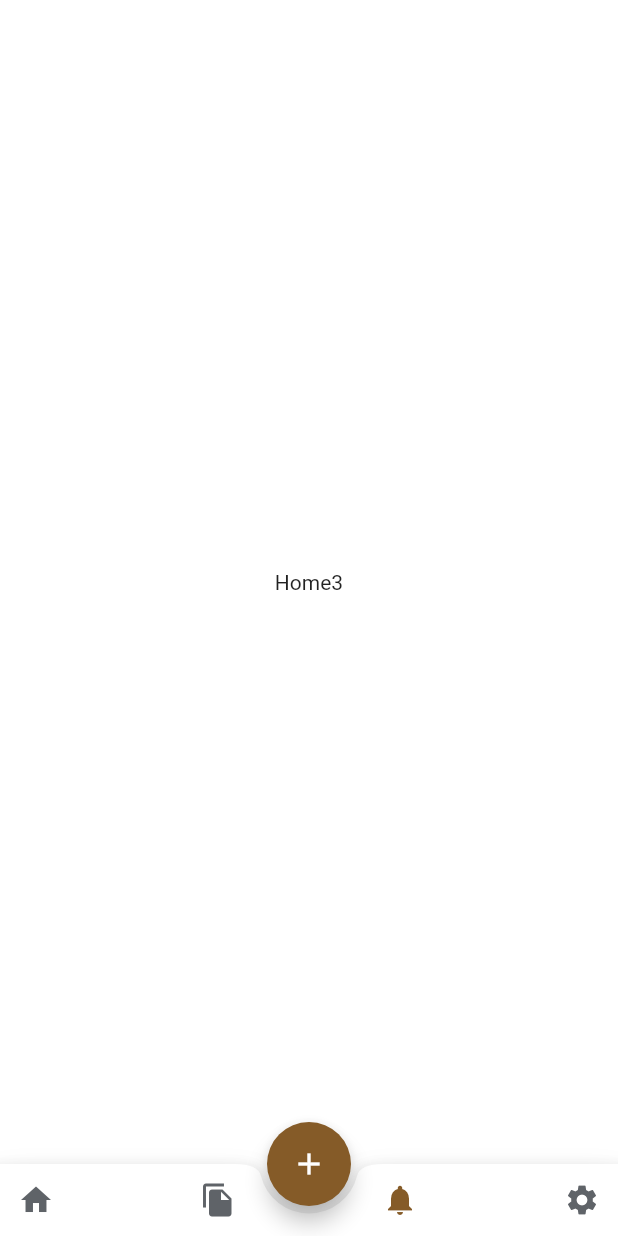
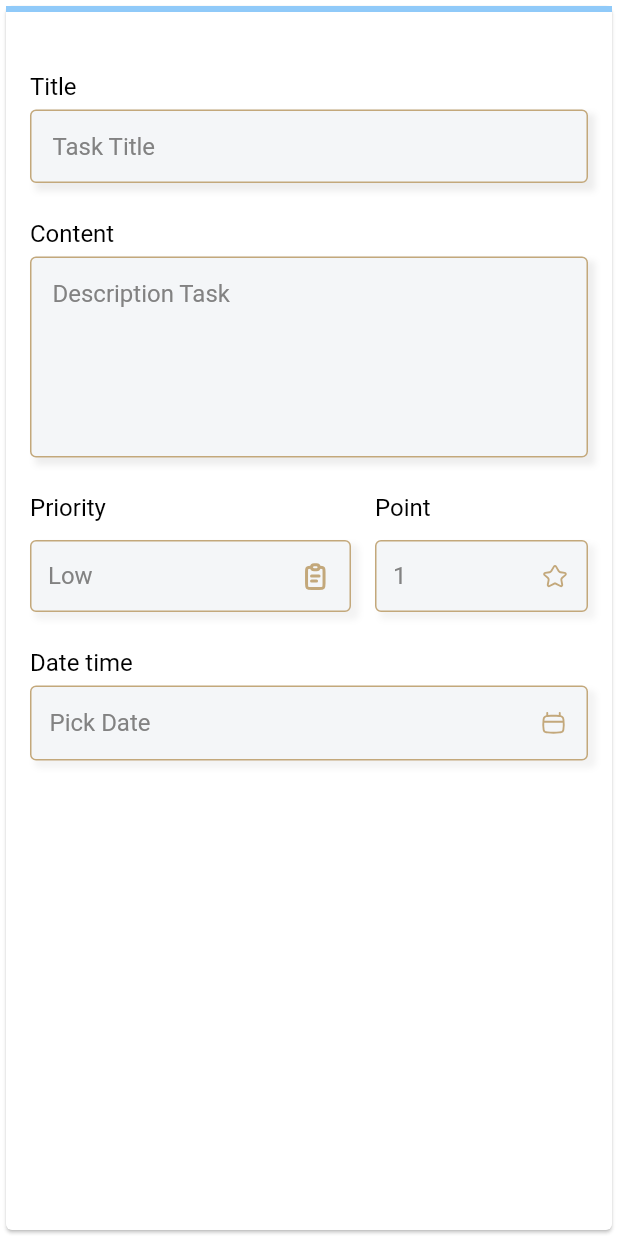
Before and after one commit to nghevabe/TodoApp, a Flutter app: the screen it shows after launch, item 3 of the bottom bar chosen, after a tap on the "add" icon, on a phone screen of 412 x 824 dp. Run offline on Flutter 3.47's test engine with Material 2 defaults, Android fonts, the phone set to English and light mode, and no system bars; our stand-ins replace flutter_svg, get, hexcolor, shared_preferences.

Commit message:
Create Add Task UI

```diff
--- a/lib/router/route_name.dart
+++ b/lib/router/route_name.dart
@@ -3,4 +3,5 @@ class AppRouteName {
   static String home = '/home';
   static String detail = '/detail';
   static String main = '/main';
+  static String add = '/add';
 }
--- /dev/null
+++ b/lib/ui/add/add_task_binding.dart
@@ -0,0 +1,10 @@
+import 'package:get/get.dart';
+import 'add_task_controller.dart';
+
+class AddTaskBinding extends Bindings {
+  @override
+  void dependencies() {
+    Get.lazyPut(() => AddTaskController());
+  }
+
+}
--- /dev/null
+++ b/lib/ui/add/add_task_controller.dart
@@ -0,0 +1,14 @@
+import 'package:get/get.dart';
+
+import '../../base_view/base_controller.dart';
+
+class AddTaskController extends BaseController {
+
+  @override
+  void onInit() {
+    // TODO: implement onInit
+    super.onInit();
+  }
+
+
+}
--- /dev/null
+++ b/lib/ui/add/add_task_view.dart
@@ -0,0 +1,368 @@
+import 'package:flutter/material.dart';
+import 'package:intl/intl.dart';
+import '../../base_view/base_view.dart';
+import 'package:flutter_svg/flutter_svg.dart';
+import 'package:hexcolor/hexcolor.dart';
+import 'add_task_controller.dart';
+
+class AddTaskView extends BaseView<AddTaskController> {
+  TextEditingController dateInput = TextEditingController();
+  @override
+  Widget build(BuildContext context) {
+    return _addTaskBody(controller, context);
+  }
+
+  Widget _addTaskBody(AddTaskController controller, BuildContext context) {
+    return Card(
+      child: _addTaskForm(context),
+    );
+  }
+
+  Widget _addTaskForm(BuildContext context) {
+    return Form(
+      child: Column(
+        children: [
+          // LinearProgressIndicator(value: _formProgress),
+          LinearProgressIndicator(value: 0),
+          SizedBox(height: 40),
+          Container(
+            alignment: Alignment.centerLeft,
+            margin: EdgeInsets.only(left: 16.0),
+            child: const Text("Title",
+                style: TextStyle(
+                  fontSize: 16.0,
+                  color: Colors.black,
+                )),
+          ),
+          SizedBox(height: 6),
+          Container(
+            decoration: BoxDecoration(
+              boxShadow: [
+                BoxShadow(
+                  color: HexColor("#C4C4C4").withOpacity(0.3), //color of shadow
+                  spreadRadius: 1.0, //spread radius
+                  blurRadius: 3, // blur radius
+                  offset: const Offset(4, 4), // changes position of shadow
+                ),
+              ],
+            ),
+            margin: EdgeInsets.only(left: 16, right: 16),
+            child: TextField(
+              decoration: InputDecoration(
+                  hintText: 'Task Title',
+                  filled: true,
+                  fillColor: HexColor("#F4F6F8"),
+                  hintStyle: TextStyle(fontSize: 16.0, color: HexColor("#828282")),
+                  contentPadding: const EdgeInsets.all(15),
+                  enabledBorder:  OutlineInputBorder(
+                    // width: 0.0 produces a thin "hairline" border
+                    borderSide:  BorderSide(color: HexColor("#C3A87B"), width: 1.0),
+                  ),
+                  border: OutlineInputBorder(
+                      borderRadius: BorderRadius.circular(4))),
+              onChanged: (value) {
+                // do something
+              },
+            ),
+          ),
+
+          Container(
+            alignment: Alignment.centerLeft,
+            margin: EdgeInsets.only(left: 16.0,top: 24.0),
+            child: const Text("Content",
+                style: TextStyle(
+                  fontSize: 16.0,
+                  color: Colors.black,
+                )),
+          ),
+
+          SizedBox(height: 6),
+
+          Container(
+            decoration: BoxDecoration(
+              boxShadow: [
+                BoxShadow(
+                  color: HexColor("#C4C4C4").withOpacity(0.3), //color of shadow
+                  spreadRadius: 1.0, //spread radius
+                  blurRadius: 3, // blur radius
+                  offset: const Offset(4, 4), // changes position of shadow
+                ),
+              ],
+            ),
+            margin: EdgeInsets.only(left: 16, right: 16),
+            child: TextField(
+              textAlignVertical: TextAlignVertical.top,
+              keyboardType: TextInputType.multiline,
+              minLines: 1, // <-- SEE HERE
+              maxLines: 5,
+              decoration: InputDecoration(
+                  hintText: 'Description Task',
+                  filled: true,
+                  fillColor: HexColor("#F4F6F8"),
+                  hintStyle: TextStyle(fontSize: 16.0, color: HexColor("#828282")),
+                  contentPadding: const EdgeInsets.only(left: 15, top: 15, right: 15, bottom: 100),
+                  enabledBorder: OutlineInputBorder(
+                    // width: 0.0 produces a thin "hairline" border
+                    borderSide: BorderSide(color: HexColor("#C3A87B"), width: 1.0),
+                  ),
+                  border: OutlineInputBorder(
+                      borderRadius: BorderRadius.circular(4))),
+              onChanged: (value) {
+                // do something
+              },
+            ),
+          ),
+          Row(
+            children: [
+
+              // PriorityPicker Widget
+              Column(
+                mainAxisAlignment: MainAxisAlignment.start,
+                crossAxisAlignment: CrossAxisAlignment.start,
+                children: [
+                  Container(
+                    alignment: Alignment.centerLeft,
+                    margin: EdgeInsets.only(left: 16.0, top: 24.0),
+                    child: const Text("Priority",
+                        style: TextStyle(
+                          fontSize: 16.0,
+                          color: Colors.black,
+                        )),
+                  ),
+                  SizedBox(height: 12),
+                  Container(
+                      alignment: Alignment.centerLeft,
+                      margin: EdgeInsets.only(left: 16.0),
+                      child: DecoratedBox(
+
+                          decoration: BoxDecoration(
+                            color: HexColor("#F4F6F8"),
+                            //background color of dropdown button
+                            border: Border.all(color: HexColor("#C3A87B"), width: 1),
+                            //border of dropdown button
+                            borderRadius: BorderRadius.circular(
+                                4), //border raiuds of dropdown button
+                            boxShadow: [
+                              BoxShadow(
+                                color: HexColor("#C4C4C4").withOpacity(0.2), //color of shadow
+                                spreadRadius: 1.0, //spread radius
+                                blurRadius: 3, // blur radius
+                                offset: const Offset(4, 4), // changes position of shadow
+                              ),
+                            ],
+                          ),
+                          child: Container(
+
+                              width: 214,
+                              padding: EdgeInsets.only(left: 12),
+                              child: DropdownButton(
+                                underline: SizedBox(),
+                                value: "Low",
+                                items: const [
+                                  //add items in the dropdown
+                                  DropdownMenuItem(child: Text("Low"), value: "Low"),
+                                  DropdownMenuItem(
+                                      child: Text("Medium"), value: "Medium"),
+                                  DropdownMenuItem(child: Text("High"), value: "High"),
+                                ],
+                                onChanged: (value) {
+                                  //get value when changed
+                                  print("You selected $value");
+                                },
+                                icon: Container(
+                                  //Icon at tail, arrow bott
+                                    width: 130,
+                                    alignment: Alignment.centerRight,
+                                    child: SvgPicture.asset(
+                                      'assets/ic_task.svg',
+                                      color: HexColor("#C3A87B"),
+                                    )),
+                                iconEnabledColor: HexColor("#C3A87B"),
+                                //Icon color
+                                style: TextStyle(
+                                  //te
+                                    color: HexColor("#828282"), //Font color
+                                    fontSize: 16 //font size on dropdown button
+                                ),
+                                dropdownColor:
+                                HexColor("#855B28"), //dropdown background color
+                              ))))
+                ],
+              ),
+
+              SizedBox(width: 16),
+
+              // PointPicker Widget
+              Expanded(
+                  child: Column(
+                    children: [
+                      Container(
+                        alignment: Alignment.centerLeft,
+                        margin: EdgeInsets.only(top: 24.0),
+                        child: const Text("Point",
+                            style: TextStyle(
+                              fontSize: 16.0,
+                              color: Colors.black,
+                            )),
+                      ),
+                      SizedBox(height: 12),
+                      Container(
+                        decoration: BoxDecoration(
+                          boxShadow: [
+                            BoxShadow(
+                              color: HexColor("#C4C4C4").withOpacity(0.2),
+                              //color of shadow
+                              spreadRadius: 1.0,
+                              //spread radius
+                              blurRadius: 3,
+                              // blur radius
+                              offset: const Offset(4, 4), // changes position of shadow
+                            ),
+                          ],
+                        ),
+                        margin: EdgeInsets.only(right: 16.0),
+                        child: DecoratedBox(
+                            decoration: BoxDecoration(
+                              color: HexColor("#F4F6F8"),
+                              //background color of dropdown button
+                              border: Border.all(color: HexColor("#C3A87B"), width: 1),
+                              //border of dropdown button
+                              borderRadius: BorderRadius.circular(4),
+                              //border raiuds of dropdown button
+                            ),
+                            child: Container(
+                                padding: EdgeInsets.only(left: 12, right: 12),
+                                child: DropdownButton(
+                                  underline: SizedBox(),
+                                  value: "1",
+                                  items: [
+                                    //add items in the dropdown
+                                    DropdownMenuItem(child: Text("1"), value: "1"),
+
+                                    DropdownMenuItem(child: Text("2"), value: "2"),
+
+                                    DropdownMenuItem(child: Text("3"), value: "3"),
+                                  ],
+                                  onChanged: (value) {
+                                    //get value when changed
+
+                                    print("You selected $value");
+                                  },
+                                  icon: Expanded(
+                                      child: Row(
+                                        children: [
+                                          Expanded(child: Container()),
+                                          Container(
+                                            //Icon at tail, arrow bott
+                                              alignment: Alignment.centerRight,
+                                              child: SvgPicture.asset(
+                                                'assets/ic_star.svg',
+                                                color: HexColor("#C3A87B"),
+                                              ))
+                                        ],
+                                      )),
+
+                                  iconEnabledColor: HexColor("#C3A87B"),
+                                  //Icon color
+                                  style: TextStyle(
+                                    //te
+                                      color: HexColor("#828282"), //Font color
+                                      fontSize: 16 //font size on dropdown button
+                                  ),
+                                  dropdownColor:
+                                  HexColor("#855B28"), //dropdown background color
+                                ))),
+                      )
+                    ],
+                  )),
+
+            ],
+          ),
+
+          SizedBox(height: 24),
+
+          Container(
+            alignment: Alignment.centerLeft,
+            margin: EdgeInsets.only(left: 16.0),
+            child: const Text("Date time",
+                style: TextStyle(
+                  fontSize: 16.0,
+                  color: Colors.black,
+                )),
+          ),
+          SizedBox(height: 6),
+
+          // DatePicker Widget
+          Container(
+              padding: EdgeInsets.only(left: 12.0, right: 12.0),
+              decoration: BoxDecoration(
+                color: HexColor("#F4F6F8"), //background color of dropdown button
+                border: Border.all(color: HexColor("#C3A87B"), width:1), //border of dropdown button
+                borderRadius: BorderRadius.circular(4), //border raiuds of dropdown button
+                boxShadow: [
+                  BoxShadow(
+                    color: HexColor("#C4C4C4").withOpacity(0.2), //color of shadow
+                    spreadRadius: 1.0, //spread radius
+                    blurRadius: 3, // blur radius
+                    offset: const Offset(4, 4), // changes position of shadow
+                  ),
+                ],
+              ),
+              margin: EdgeInsets.only(left: 16, right: 16),
+              child: Row (
+                mainAxisAlignment: MainAxisAlignment.center,
+                crossAxisAlignment: CrossAxisAlignment.center,
+                children: [
+                  Container(
+                    width: 250.0,
+                    child: TextField(
+                      controller: dateInput,
+//editing controller of this TextField
+                      decoration: InputDecoration(
+                        border: InputBorder.none,
+                        hintText: 'Pick Date',
+                        hintStyle: TextStyle(fontSize: 16.0, color: HexColor("#828282")),
+                      ),
+                      readOnly: true,
+//set it true, so that user will not able to edit text
+                      onTap: () async {
+                        DateTime? pickedDate = await showDatePicker(
+                            context: context,
+                            initialDate: DateTime.now(),
+                            firstDate: DateTime(1950),
+//DateTime.now() - not to allow to choose before today.
+                            lastDate: DateTime(2100));
+
+                        if (pickedDate != null) {
+                          print(
+                              pickedDate); //pickedDate output format => 2021-03-10 00:00:00.000
+                          String formattedDate =
+                          DateFormat('yyyy-MM-dd').format(pickedDate);
+                          print(
+                              formattedDate); //formatted date output using intl package =>  2021-03-16
+
+                        } else {}
+                      },
+                    ),
+                  ),
+
+                  Expanded(child: Container(
+                    alignment: Alignment.centerRight,
+                    child: SvgPicture.asset('assets/ic_calender.svg',
+                        color: HexColor("#C3A87B")),))
+                ],
+              )
+
+          ),
+
+          SizedBox(height: 32),
+          Expanded(child: Container()),
+
+          // BtnAdd(titleTask: widget.titleTask, contentTask: widget.contentTask,
+          //     priorityTask: widget.priorityTask, pointTask: widget.pointTask, dateTask: dateInput.text),
+
+        ],
+      ),
+    );
+  }
+}
--- a/lib/ui/common/app_page.dart
+++ b/lib/ui/common/app_page.dart
@@ -5,6 +5,8 @@ import 'package:todo_app/ui/home/home_binding.dart';
 import 'package:todo_app/ui/main/main_view.dart';
 
 import '../../router/route_name.dart';
+import '../add/add_task_binding.dart';
+import '../add/add_task_view.dart';
 import '../home/home_view.dart';
 import '../main/main_binding.dart';
 
@@ -30,6 +32,12 @@ class AppPage {
       binding: DetailScreenBinding(),
     ),
 
+    GetPage(
+      name: AppRouteName.add,
+      page: () => AddTaskView(),
+      binding: AddTaskBinding(),
+    ),
+
   ];
 
 }
--- a/lib/ui/detail/detail_screen_controller.dart
+++ b/lib/ui/detail/detail_screen_controller.dart
@@ -1,6 +1,5 @@
 import 'package:get/get.dart';
 import 'package:todo_app/base_view/base_controller.dart';
-
 import '../base_component/task_item.dart';
 
 class DetailScreenController extends BaseController {
--- a/lib/ui/main/main_view.dart
+++ b/lib/ui/main/main_view.dart
@@ -1,7 +1,7 @@
-import 'package:flutter/cupertino.dart';
 import 'package:flutter/material.dart';
 import 'package:get/get.dart';
 import '../../base_view/base_view.dart';
+import '../../router/route_name.dart';
 import '../base_component/task_item.dart';
 import '../home/home_view.dart';
 import '../manager/manager_view.dart';
@@ -20,7 +20,7 @@ class MainView extends BaseView<MainController> {
         _getBody(controller.indexTab.value),
       floatingActionButton: FloatingActionButton(
         //Floating action button on Scaffold
-        onPressed: () async {},
+        onPressed: () async {Get.toNamed(AppRouteName.add);},
         child: const Icon(Icons.add),
         backgroundColor: HexColor("#855B28"), //icon inside button
       ),
```
